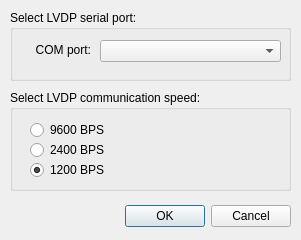
Old version of the form Linux-Application/DomesdayDuplicator/serialportselectdialog.ui in the repository simoninns/DomesdayDuplicator-gui-app.
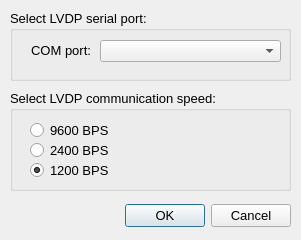
New version of the form.

Commit message: Modification to GUI forms and restructure of main windows code

Diff of the .ui file:
```diff
--- a/Linux-Application/DomesdayDuplicator/serialportselectdialog.ui
+++ b/Linux-Application/DomesdayDuplicator/serialportselectdialog.ui
@@ -28,6 +28,11 @@
     <height>240</height>
    </size>
   </property>
+  <property name="font">
+   <font>
+    <pointsize>10</pointsize>
+   </font>
+  </property>
   <property name="windowTitle">
    <string>Configure LVDP serial port settings</string>
   </property>
```
The commit also changes 6 other files.
